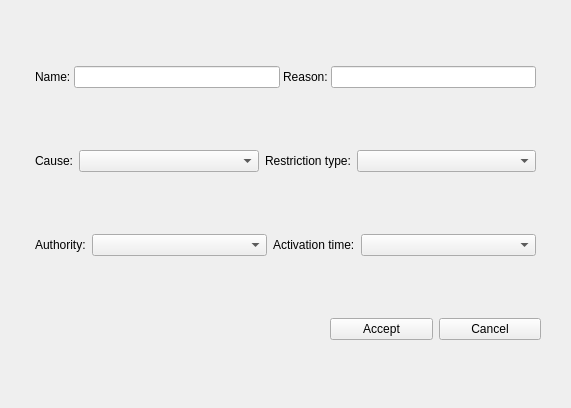
The window that ui/form_uas_zone.ui (vazmasero/UAT-Tool) describes before a commit, drawn with Qt 5.
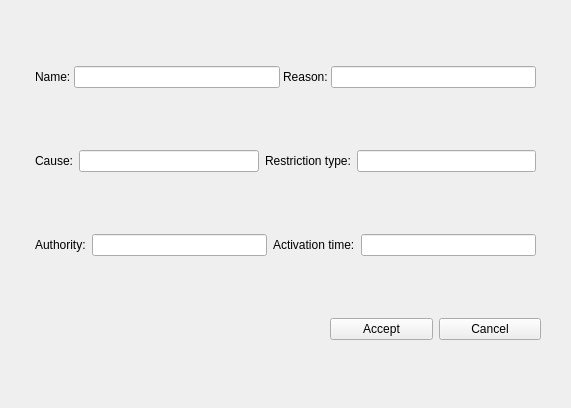
The same window after the commit.

The edit to the form file:
```diff
--- a/ui/form_uas_zone.ui
+++ b/ui/form_uas_zone.ui
@@ -57,7 +57,7 @@
     </layout>
    </item>
    <item>
-    <layout class="QHBoxLayout" name="hlayout_cause" stretch="0,5,0,5">
+    <layout class="QHBoxLayout" name="hlayout_cause" stretch="0,0,0,0">
      <property name="leftMargin">
       <number>5</number>
      </property>
@@ -72,7 +72,7 @@
       </widget>
      </item>
      <item>
-      <widget class="QComboBox" name="cb_cause"/>
+      <widget class="QLineEdit" name="le_cause"/>
      </item>
      <item>
       <widget class="QLabel" name="lbl_restriction">
@@ -85,12 +85,12 @@
       </widget>
      </item>
      <item>
-      <widget class="QComboBox" name="cb_restriction"/>
+      <widget class="QLineEdit" name="le_restriction_type"/>
      </item>
     </layout>
    </item>
    <item>
-    <layout class="QHBoxLayout" name="hlayout_authority" stretch="0,5,0,5">
+    <layout class="QHBoxLayout" name="hlayout_authority" stretch="0,0,0,0">
      <property name="leftMargin">
       <number>5</number>
      </property>
@@ -105,7 +105,7 @@
       </widget>
      </item>
      <item>
-      <widget class="QComboBox" name="cb_authority"/>
+      <widget class="QLineEdit" name="le_authority"/>
      </item>
      <item>
       <widget class="QLabel" name="lbl_activation">
@@ -115,7 +115,7 @@
       </widget>
      </item>
      <item>
-      <widget class="QComboBox" name="cb_activation"/>
+      <widget class="QLineEdit" name="le_activation_time"/>
      </item>
     </layout>
    </item>
```
Left out of the diff: 4 changed lines with no effect on the pictures.
